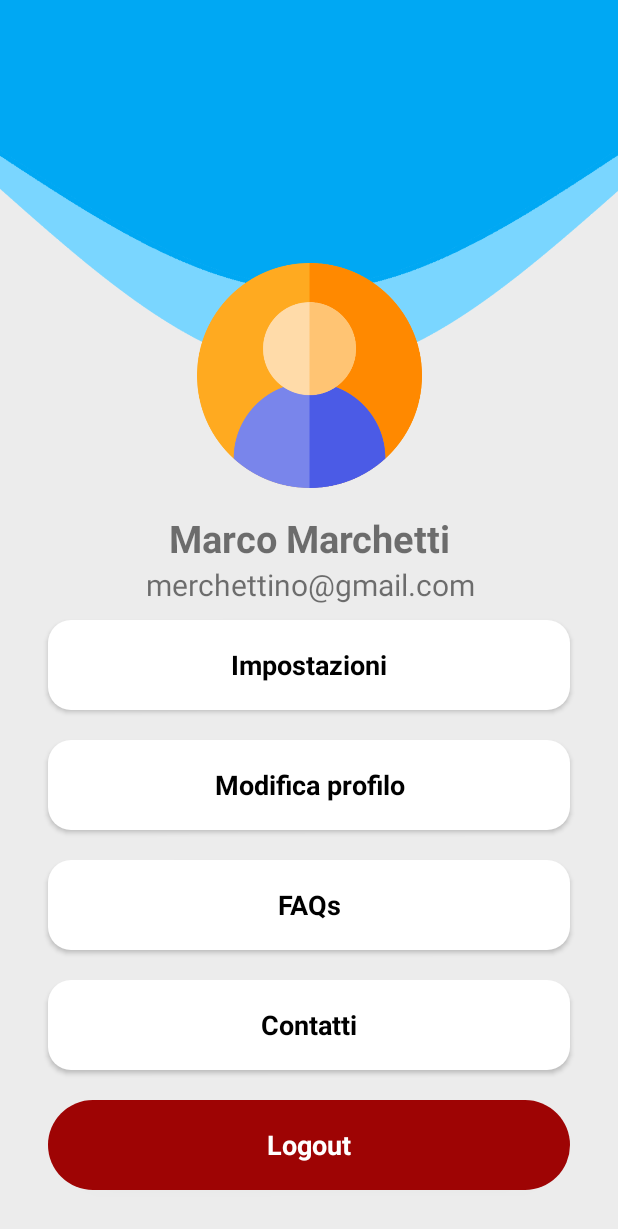
After one commit to MarcoSpina01/BeClever, an Android app: the layout fragment_profilenew.xml on its own in the app's theme, with its tools: preview values and no code run, on a phone screen of 412 x 824 dp. The commit adds this screen. Shown: the top 1229 px of the screen. Run offline under Robolectric (Android 15) with nearby library versions, the phone set to English and light mode, and no system bars.

Commit message:
restyling profilo, modifica ProfileFragment.kt

```diff
--- a/app/src/main/java/com/example/beclever/ui/profile/ProfileFragment.kt
+++ b/app/src/main/java/com/example/beclever/ui/profile/ProfileFragment.kt
@@ -8,13 +8,15 @@ import android.view.ViewGroup
 import androidx.fragment.app.Fragment
 import androidx.lifecycle.ViewModelProvider
 import com.example.beclever.databinding.FragmentProfileBinding
+import com.example.beclever.databinding.FragmentProfilenewBinding
 import com.example.beclever.ui.login.LoginActivity
 import com.google.firebase.auth.FirebaseAuth
 
 
 class ProfileFragment : Fragment() {
 
-    private var _binding: FragmentProfileBinding? = null
+    //private var _binding: FragmentProfileBinding? = null
+    private var _binding: FragmentProfilenewBinding? = null
     private val binding get() = _binding!!
 
     private lateinit var userProfileViewModel: UserProfileViewModel
@@ -35,10 +37,11 @@ class ProfileFragment : Fragment() {
 
     override fun onCreateView(inflater: LayoutInflater, container: ViewGroup?, savedInstanceState: Bundle?
     ): View {
-        _binding = FragmentProfileBinding.inflate(inflater, container, false)
+        _binding = FragmentProfilenewBinding.inflate(inflater, container, false)
         val root: View = binding.root
 
         // Osserva i dati dell'utente nel ViewModel e aggiorna l'interfaccia utente
+        /*
         userProfileViewModel.userName.observe(viewLifecycleOwner) { userName ->
             binding.textView4.text = userName
             binding.progressBar.visibility = View.GONE
@@ -47,9 +50,9 @@ class ProfileFragment : Fragment() {
         binding.ModifyButton.setOnClickListener {
             val intent = Intent(requireContext(), ModifyProfileActivity::class.java)
             startActivity(intent)
-        }
+        }*/
 
-        binding.button6.setOnClickListener {
+        binding.button5.setOnClickListener {
             logout()
         }
 
--- /dev/null
+++ b/app/src/main/res/drawable/btn_background_1.xml
@@ -0,0 +1,9 @@
+<?xml version="1.0" encoding="utf-8"?>
+<selector xmlns:android="http://schemas.android.com/apk/res/android">
+<item>
+    <shape android:shape="rectangle">
+        <solid android:color="#ffffff"/>
+        <corners android:radius="15dp"/>
+    </shape>
+</item>
+</selector>
--- /dev/null
+++ b/app/src/main/res/drawable/btn_background_2.xml
@@ -0,0 +1,9 @@
+<?xml version="1.0" encoding="utf-8"?>
+<selector xmlns:android="http://schemas.android.com/apk/res/android">
+<item>
+    <shape>
+        <corners android:radius="30dp"/>
+        <solid android:color="#9E0404"/>
+    </shape>
+</item>
+</selector>
--- a/app/src/main/res/layout/fragment_profile.xml
+++ b/app/src/main/res/layout/fragment_profile.xml
@@ -3,8 +3,7 @@
     xmlns:app="http://schemas.android.com/apk/res-auto"
     xmlns:tools="http://schemas.android.com/tools"
     android:layout_width="match_parent"
-    android:layout_height="match_parent"
-    tools:context=".ui.profile.ProfileFragment">
+    android:layout_height="match_parent">
 
 
 
--- /dev/null
+++ b/app/src/main/res/layout/fragment_profilenew.xml
@@ -0,0 +1,164 @@
+<?xml version="1.0" encoding="utf-8"?>
+<androidx.constraintlayout.widget.ConstraintLayout xmlns:android="http://schemas.android.com/apk/res/android"
+    xmlns:app="http://schemas.android.com/apk/res-auto"
+    xmlns:tools="http://schemas.android.com/tools"
+    android:layout_width="match_parent"
+    android:layout_height="match_parent"
+    tools:context=".ui.profile.ProfileFragment"
+    android:background="#ececec">
+    <ScrollView
+        android:layout_width="match_parent"
+        android:layout_height="match_parent">
+        <LinearLayout
+            android:layout_width="match_parent"
+            android:layout_height="wrap_content"
+            android:orientation="vertical">
+
+            <androidx.constraintlayout.widget.ConstraintLayout
+                android:layout_width="match_parent"
+                android:layout_height="match_parent">
+
+                <ImageView
+                    android:id="@+id/imageView"
+                    android:layout_width="wrap_content"
+                    android:layout_height="250dp"
+                    android:scaleType="fitXY"
+                    app:layout_constraintEnd_toEndOf="parent"
+                    app:layout_constraintStart_toStartOf="parent"
+                    app:layout_constraintTop_toTopOf="parent"
+                    app:srcCompat="@drawable/profilebackground" />
+
+                <ImageView
+                    android:id="@+id/imageView2"
+                    android:layout_width="150dp"
+                    android:layout_height="150dp"
+                    app:layout_constraintBottom_toBottomOf="@+id/imageView"
+                    app:layout_constraintEnd_toEndOf="parent"
+                    app:layout_constraintStart_toStartOf="@+id/imageView"
+                    app:layout_constraintTop_toBottomOf="@+id/imageView"
+                    app:srcCompat="@drawable/userimage2" />
+
+                <TextView
+                    android:id="@+id/textView"
+                    android:layout_width="wrap_content"
+                    android:layout_height="wrap_content"
+                    android:text="Marco Marchetti"
+                    android:layout_marginTop="16dp"
+                    android:textSize="25sp"
+                    android:textStyle="bold"
+
+                    app:layout_constraintEnd_toEndOf="@+id/imageView2"
+                    app:layout_constraintStart_toStartOf="@+id/imageView2"
+                    app:layout_constraintTop_toBottomOf="@+id/imageView2" />
+
+                <TextView
+                    android:id="@+id/textView2"
+                    android:layout_width="wrap_content"
+                    android:layout_height="wrap_content"
+                    android:text="merchettino@gmail.com"
+                    android:textSize="20sp"
+                    app:layout_constraintEnd_toEndOf="@+id/textView"
+                    app:layout_constraintStart_toStartOf="@+id/textView"
+                    app:layout_constraintTop_toBottomOf="@+id/textView" />
+
+                <LinearLayout
+                    android:layout_width="match_parent"
+                    android:layout_height="match_parent"
+                    android:orientation="vertical"
+                    app:layout_constraintBottom_toBottomOf="parent"
+                    app:layout_constraintEnd_toEndOf="parent"
+                    app:layout_constraintStart_toStartOf="parent"
+                    app:layout_constraintTop_toBottomOf="@+id/textView2">
+
+                    <androidx.appcompat.widget.AppCompatButton
+                        android:id="@+id/button"
+                        style="@android:style/Widget.Button"
+                        android:layout_width="match_parent"
+                        android:layout_height="60dp"
+                        android:layout_marginStart="32dp"
+                        android:layout_marginTop="10dp"
+                        android:layout_marginEnd="32dp"
+                        android:layout_marginBottom="10dp"
+                        android:background="@drawable/btn_background_1"
+                        android:text="Impostazioni"
+                        android:textAlignment="center"
+                        android:textSize="18sp"
+                        android:textStyle="bold" />
+                    <!--android:drawableStart="@drawable/ic_1"
+                        android:drawablePadding="20dp"
+                        android:paddingStart="20dp"-->
+
+                    <androidx.appcompat.widget.AppCompatButton
+                        android:id="@+id/button2"
+                        style="@android:style/Widget.Button"
+                        android:layout_width="match_parent"
+                        android:layout_height="60dp"
+                        android:layout_marginStart="32dp"
+                        android:layout_marginTop="10dp"
+                        android:layout_marginEnd="32dp"
+                        android:layout_marginBottom="10dp"
+                        android:background="@drawable/btn_background_1"
+                        android:text="Modifica profilo"
+                        android:textAlignment="center"
+                        android:textSize="18sp"
+                        android:textStyle="bold" />
+                    <!--android:drawableStart="@drawable/ic_2"
+                        android:drawablePadding="20dp"
+                        android:paddingStart="20dp" -->
+
+                    <androidx.appcompat.widget.AppCompatButton
+                        android:id="@+id/button3"
+                        style="@android:style/Widget.Button"
+                        android:layout_width="match_parent"
+                        android:layout_height="60dp"
+                        android:layout_marginStart="32dp"
+                        android:layout_marginTop="10dp"
+                        android:layout_marginEnd="32dp"
+                        android:layout_marginBottom="10dp"
+                        android:background="@drawable/btn_background_1"
+                        android:text="FAQs"
+                        android:textAlignment="center"
+                        android:textSize="18sp"
+                        android:textStyle="bold" />
+                        <!--android:drawableStart="@drawable/ic_3"
+                        android:drawablePadding="20dp"
+                        android:paddingStart="20dp"-->
+
+                    <androidx.appcompat.widget.AppCompatButton
+                        android:id="@+id/button4"
+                        style="@android:style/Widget.Button"
+                        android:layout_width="match_parent"
+                        android:layout_height="60dp"
+                        android:layout_marginStart="32dp"
+                        android:layout_marginTop="10dp"
+                        android:layout_marginEnd="32dp"
+                        android:layout_marginBottom="10dp"
+                        android:background="@drawable/btn_background_1"
+                        android:text="Contatti"
+                        android:textAlignment="center"
+                        android:textSize="18sp"
+                        android:textStyle="bold" />
+                        <!--android:drawableStart="@drawable/ic_4"
+                         android:drawablePadding="20dp"
+                         android:paddingStart="20dp"-->
+
+                    <androidx.appcompat.widget.AppCompatButton
+                        android:id="@+id/button5"
+                        style="@android:style/Widget.Button"
+                        android:layout_width="match_parent"
+                        android:layout_height="60dp"
+                        android:layout_marginStart="32dp"
+                        android:layout_marginTop="10dp"
+                        android:layout_marginEnd="32dp"
+                        android:layout_marginBottom="10dp"
+                        android:background="@drawable/btn_background_2"
+                        android:text="Logout"
+                        android:textAlignment="center"
+                        android:textColor="#FFFFFF"
+                        android:textSize="18sp"
+                        android:textStyle="bold" />
+                </LinearLayout>
+            </androidx.constraintlayout.widget.ConstraintLayout>
+        </LinearLayout>
+    </ScrollView>
+</androidx.constraintlayout.widget.ConstraintLayout>
```
Also changed, not shown: app/src/main/res/drawable/profilebackground.png (added), app/src/main/res/drawable/top_background.png (added), app/src/main/res/drawable/userimage2.png (added).
